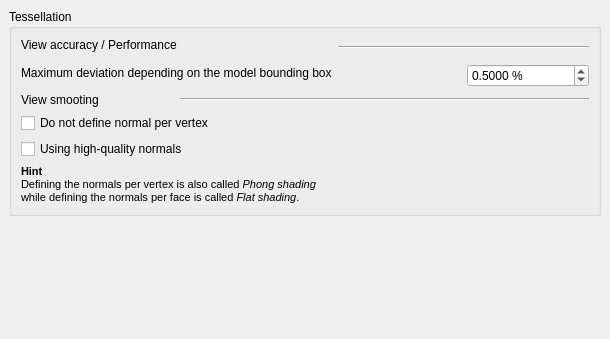
Above: src/Mod/Part/Gui/DlgSettings3DViewPart.ui from berndhahnebach/All_FreeCAD before the change. Below: the same form after it.
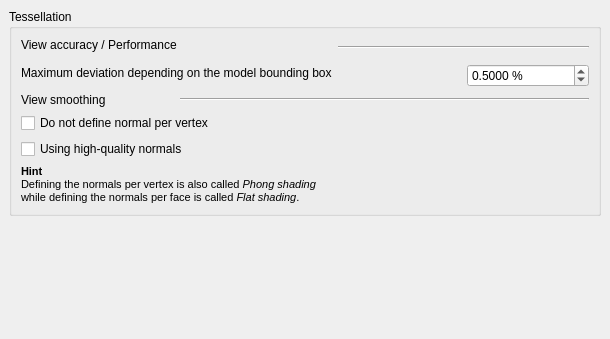
That is the form after the change. Custom widgets are drawn as their Qt base class.

Patch:
```diff
--- a/src/Mod/Part/Gui/DlgSettings3DViewPart.ui
+++ b/src/Mod/Part/Gui/DlgSettings3DViewPart.ui
@@ -95,7 +95,7 @@
         <item row="3" column="0">
          <widget class="QLabel" name="textLabel1_3_3_2">
           <property name="text">
-           <string>View smooting</string>
+           <string>View smoothing</string>
           </property>
          </widget>
         </item>
```
